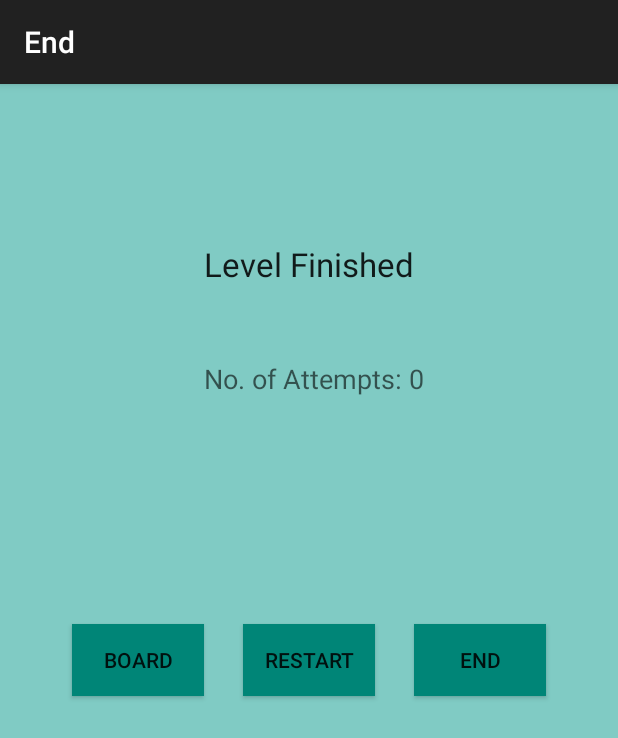
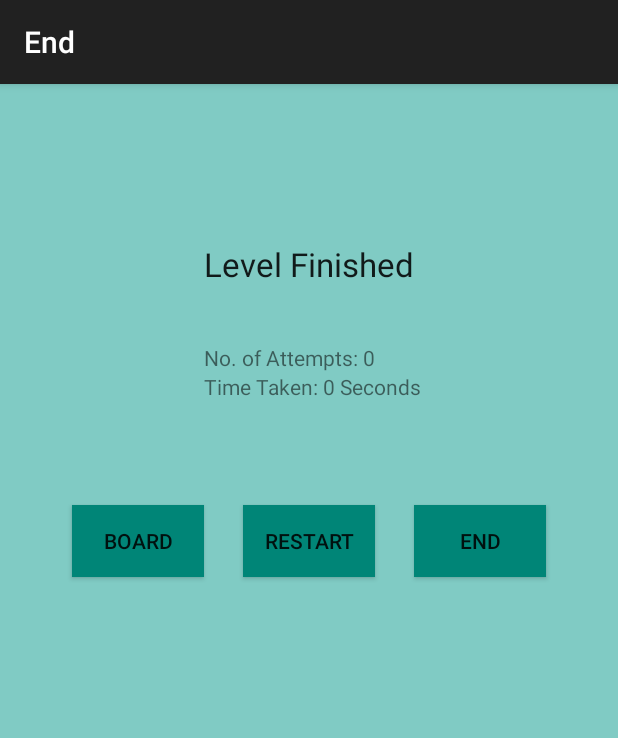
Before and after one commit to gajendragusain/ConcentrationGame, an Android app: the End screen opened directly, with no data from a screen before it, on a phone screen of 412 x 824 dp. Shown: the top 738 px of the screen. Run offline under Robolectric (Android 15) with nearby library versions, the phone set to English and light mode, and no system bars.

Commit message:
changes made

```diff
--- a/MemorygameF/app/src/main/java/com/example/gajendra/memorygameforkids/End.java
+++ b/MemorygameF/app/src/main/java/com/example/gajendra/memorygameforkids/End.java
@@ -20,8 +20,11 @@ public class End extends ActionBarActivity {
         Button button2=(Button)findViewById(R.id.button2);
         Button button3=(Button)findViewById(R.id.button3);
         int attempts=getIntent().getIntExtra("attempts",0);
+        long TIME_ELAPSED=getIntent().getLongExtra("time_elapsed",0);
         TextView textView2=(TextView)findViewById(R.id.textView2);
-        textView2.setText("No. of Attempts: "+attempts);
+        textView2.setText("No. of Attempts: " + attempts);
+        TextView textView3=(TextView)findViewById(R.id.textView3);
+        textView3.setText("Time Taken: "+ (TIME_ELAPSED/1000) + " Seconds");
         button1.setOnClickListener(new View.OnClickListener() {
             @Override
             public void onClick(View view) {
--- a/MemorygameF/app/src/main/java/com/example/gajendra/memorygameforkids/MainActivity.java
+++ b/MemorygameF/app/src/main/java/com/example/gajendra/memorygameforkids/MainActivity.java
@@ -33,6 +33,7 @@ public class MainActivity extends ActionBarActivity {
     private int match=0, COUNT_MOVE = 0;
     private Card firstImage, secondImage;
     private int attempts=0, Size, pos;
+    private long START_TIME,END_TIME,TIME_ELAPSED;
     private Card image;
     private AdapterView.OnItemClickListener listen;
     private Button reset,board;
@@ -43,6 +44,7 @@ public class MainActivity extends ActionBarActivity {
         super.onCreate(savedInstanceState);
         setContentView(R.layout.activity_main);
         Size = getIntent().getIntExtra("size",4);
+        START_TIME=System.currentTimeMillis();
         final GridView gridView = (GridView) findViewById(R.id.gridView);
         reset =(Button)findViewById(R.id.reset);
         board=(Button)findViewById(R.id.board);
@@ -137,13 +139,16 @@ public class MainActivity extends ActionBarActivity {
                 if (isFinished()) {
                     gridView.setEnabled(false);
                     animate(status);
+                    END_TIME=System.currentTimeMillis();
                     image.postDelayed(new Runnable() {
                         @Override
                         public void run() {
                             player.stop();
                             end.start();
+                            TIME_ELAPSED=END_TIME-START_TIME;
                             Intent end = new Intent(MainActivity.this, End.class);
                             end.putExtra("attempts",attempts);
+                            end.putExtra("time_elapsed",TIME_ELAPSED);
                             finish();
                             startActivity(end);
 
--- a/MemorygameF/app/src/main/res/layout/activity_end.xml
+++ b/MemorygameF/app/src/main/res/layout/activity_end.xml
@@ -13,9 +13,10 @@
         android:text="Board"
         android:id="@+id/button1"
         android:background="@color/material_deep_teal_500"
-        android:layout_centerVertical="true"
+        android:layout_below="@+id/textView3"
         android:layout_toLeftOf="@+id/textView"
-        android:layout_toStartOf="@+id/textView" />
+        android:layout_toStartOf="@+id/textView"
+        android:layout_marginTop="69dp" />
 
     <Button
         android:layout_width="wrap_content"
@@ -49,12 +50,21 @@
     <TextView
         android:layout_width="wrap_content"
         android:layout_height="wrap_content"
-        android:textAppearance="?android:attr/textAppearanceMedium"
+        android:textAppearance="?android:attr/textAppearanceSmall"
         android:text="No. of attempts: "
         android:id="@+id/textView2"
-        android:layout_marginTop="49dp"
+        android:layout_marginTop="38dp"
         android:layout_below="@+id/textView"
-        android:layout_toRightOf="@+id/button1"
-        android:layout_toEndOf="@+id/button1" />
+        android:layout_alignLeft="@+id/textView"
+        android:layout_alignStart="@+id/textView" />
+
+    <TextView
+        android:layout_width="wrap_content"
+        android:layout_height="wrap_content"
+        android:textAppearance="?android:attr/textAppearanceSmall"
+        android:text="Time Taken: "
+        android:id="@+id/textView3"
+        android:layout_below="@+id/textView2"
+        android:layout_alignLeft="@+id/textView" />
 
 </RelativeLayout>
```
